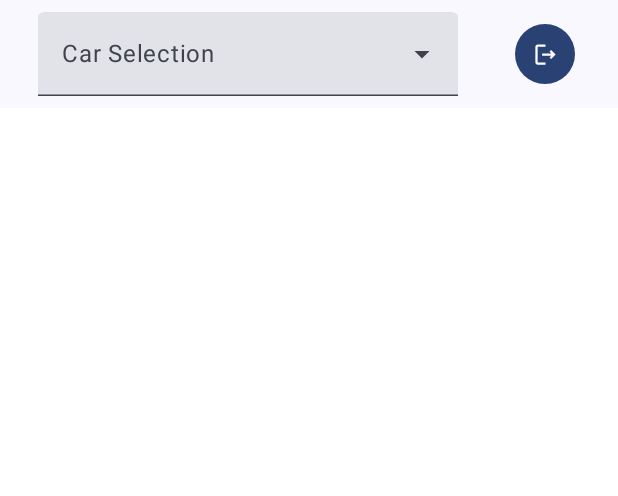
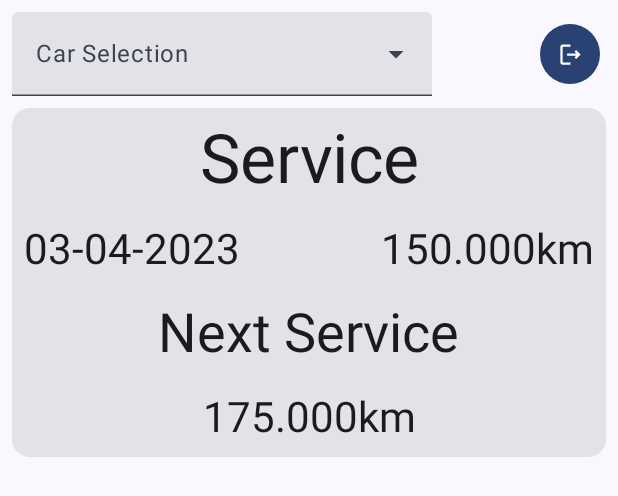
Before and after one commit to panosdim/car-maintenance, an Android app built with Jetpack Compose: the @Preview function DefaultPreview, on a phone screen of 412 x 824 dp. Shown: the top 496 px of the screen. Run offline under Robolectric (Android 15) with nearby library versions, the phone set to English and light mode, and no system bars; our stand-ins replace Firebase (no records; nobody signed in at launch, a user with empty details on screens opened directly); libraries missing offline, so code that uses them is left out: com.firebase.ui.

Commit message:
Keep UI state to ViewModel

```diff
--- a/app/build.gradle
+++ b/app/build.gradle
@@ -2,6 +2,7 @@ plugins {
     id 'com.android.application'
     id 'org.jetbrains.kotlin.android'
     id 'com.google.gms.google-services'
+    id 'kotlin-parcelize'
 }
 
 android {
--- a/app/src/main/java/com/panosdim/carmaintenance/App.kt
+++ b/app/src/main/java/com/panosdim/carmaintenance/App.kt
@@ -1,11 +1,10 @@
 package com.panosdim.carmaintenance
 
+import androidx.compose.ui.unit.dp
 import com.google.firebase.auth.FirebaseAuth
 import com.google.firebase.database.FirebaseDatabase
 
-enum class MSG(val message: String) {
-    ITEM("com.panosdim.maintenance.item")
-}
+val padding = 8.dp
 
 var user = FirebaseAuth.getInstance().currentUser
 val database = FirebaseDatabase.getInstance()
--- a/app/src/main/java/com/panosdim/carmaintenance/MainActivity.kt
+++ b/app/src/main/java/com/panosdim/carmaintenance/MainActivity.kt
@@ -8,10 +8,15 @@ import androidx.compose.foundation.layout.*
 import androidx.compose.material3.MaterialTheme
 import androidx.compose.material3.Surface
 import androidx.compose.runtime.Composable
+import androidx.compose.runtime.collectAsState
+import androidx.compose.runtime.getValue
 import androidx.compose.ui.Alignment
 import androidx.compose.ui.Modifier
 import androidx.compose.ui.tooling.preview.Preview
 import androidx.compose.ui.unit.dp
+import com.panosdim.carmaintenance.model.Car
+import com.panosdim.carmaintenance.model.Service
+import com.panosdim.carmaintenance.ui.CarDetails
 import com.panosdim.carmaintenance.ui.CarSelection
 import com.panosdim.carmaintenance.ui.SignOut
 import com.panosdim.carmaintenance.ui.theme.CarMaintenanceTheme
@@ -19,23 +24,33 @@ import com.panosdim.carmaintenance.ui.theme.CarMaintenanceTheme
 class MainActivity : ComponentActivity() {
     override fun onCreate(savedInstanceState: Bundle?) {
         super.onCreate(savedInstanceState)
-        val carsViewModel by viewModels<MainViewModel>()
+        val viewModel by viewModels<MainViewModel>()
 
         setContent {
+            val selectedCar by viewModel.selectedCar.collectAsState()
+
             CarMaintenanceTheme {
                 Surface(
-                    modifier = Modifier.fillMaxWidth(),
+                    modifier = Modifier.fillMaxSize(),
                     color = MaterialTheme.colorScheme.background
+                ) {
+                    Column(
+                        modifier = Modifier
+                            .fillMaxHeight()
+                            .padding(padding)
                     ) {
                         Row(
                             modifier = Modifier
-                            .padding(8.dp)
+                                .fillMaxWidth()
                                 .height(IntrinsicSize.Min),
-                        horizontalArrangement = Arrangement.SpaceAround,
+                            horizontalArrangement = Arrangement.SpaceBetween,
                             verticalAlignment = Alignment.CenterVertically
                         ) {
-                        CarSelection(carsViewModel)
+                            CarSelection(viewModel)
                             SignOut()
+                        }
+                        Spacer(Modifier.size(padding))
+                        CarDetails(selectedCar)
                     }
                 }
             }
@@ -47,22 +62,36 @@ class MainActivity : ComponentActivity() {
 @Composable
 fun DefaultPreview() {
     val carsViewModel = MainViewModel()
+    val padding = 8.dp
+
+    val selectedCar = Car(
+        name = "Test Car",
+        service = Service(date = "03-04-2023", odometer = "150.000km", nextService = "175.000km")
+    )
+
     CarMaintenanceTheme {
-        // A surface container using the 'background' color from the theme
         Surface(
-            modifier = Modifier.fillMaxWidth(),
+            modifier = Modifier.fillMaxSize(),
             color = MaterialTheme.colorScheme.background
+        ) {
+            Column(
+                modifier = Modifier
+                    .fillMaxHeight()
+                    .padding(padding)
             ) {
                 Row(
                     modifier = Modifier
-                    .padding(8.dp)
+                        .fillMaxWidth()
                         .height(IntrinsicSize.Min),
-                horizontalArrangement = Arrangement.SpaceAround,
+                    horizontalArrangement = Arrangement.SpaceBetween,
                     verticalAlignment = Alignment.CenterVertically
                 ) {
                     CarSelection(carsViewModel)
                     SignOut()
                 }
+                Spacer(Modifier.size(padding))
+                CarDetails(selectedCar)
             }
         }
     }
+}
--- a/app/src/main/java/com/panosdim/carmaintenance/MainViewModel.kt
+++ b/app/src/main/java/com/panosdim/carmaintenance/MainViewModel.kt
@@ -2,13 +2,23 @@ package com.panosdim.carmaintenance
 
 import androidx.lifecycle.ViewModel
 import com.panosdim.carmaintenance.model.Car
+import kotlinx.coroutines.flow.MutableStateFlow
+import kotlinx.coroutines.flow.StateFlow
+import kotlinx.coroutines.flow.asStateFlow
 
 class MainViewModel : ViewModel() {
     private val repository = Repository()
     val cars = repository.getCars()
-    var selectedCar: Car? = null
+
+    private val _selectedCar = MutableStateFlow<Car?>(null)
+    val selectedCar: StateFlow<Car?> = _selectedCar.asStateFlow()
+
 
     fun addNewCar(car: Car) {
         repository.addNewCar(car)
     }
+
+    fun changeSelectedCar(selectedCar: Car) {
+        _selectedCar.value = selectedCar
+    }
 }
--- a/app/src/main/java/com/panosdim/carmaintenance/model/Car.kt
+++ b/app/src/main/java/com/panosdim/carmaintenance/model/Car.kt
@@ -1,6 +1,12 @@
 package com.panosdim.carmaintenance.model
 
+import android.os.Parcelable
+import kotlinx.parcelize.Parcelize
+
+
+@Parcelize
 data class Car(
     var id: String? = null,
     var name: String = "",
-)
+    var service: Service = Service()
+) : Parcelable
--- /dev/null
+++ b/app/src/main/java/com/panosdim/carmaintenance/model/Service.kt
@@ -0,0 +1,8 @@
+package com.panosdim.carmaintenance.model
+
+import android.os.Parcelable
+import kotlinx.parcelize.Parcelize
+
+@Parcelize
+data class Service(var date: String = "", var odometer: String = "", var nextService: String = "") :
+    Parcelable
--- /dev/null
+++ b/app/src/main/java/com/panosdim/carmaintenance/ui/CarDetails.kt
@@ -0,0 +1,27 @@
+package com.panosdim.carmaintenance.ui
+
+import androidx.compose.foundation.layout.Column
+import androidx.compose.runtime.Composable
+import androidx.compose.ui.tooling.preview.Preview
+import com.panosdim.carmaintenance.model.Car
+import com.panosdim.carmaintenance.model.Service
+import com.panosdim.carmaintenance.ui.theme.CarMaintenanceTheme
+
+@Composable
+fun CarDetails(selectedCar: Car?) {
+    Column {
+        ServiceCard(selectedCar)
+    }
+}
+
+@Preview(showBackground = true)
+@Composable
+fun CarDetailsPreview() {
+    val selectedCar = Car(
+        name = "Test Car",
+        service = Service(date = "03-04-2023", odometer = "150.000km", nextService = "175.000km")
+    )
+    CarMaintenanceTheme {
+        CarDetails(selectedCar)
+    }
+}
--- a/app/src/main/java/com/panosdim/carmaintenance/ui/CarSelection.kt
+++ b/app/src/main/java/com/panosdim/carmaintenance/ui/CarSelection.kt
@@ -19,7 +19,7 @@ fun CarSelection(viewModel: MainViewModel) {
 
     if (options.value.isNotEmpty() && selectedOptionText.isBlank()) {
         selectedOptionText = options.value[0].name
-        viewModel.selectedCar = options.value[0]
+        viewModel.changeSelectedCar(options.value[0])
     }
 
     ExposedDropdownMenuBox(
@@ -44,7 +44,7 @@ fun CarSelection(viewModel: MainViewModel) {
                     text = { Text(selectionOption.name) },
                     onClick = {
                         selectedOptionText = selectionOption.name
-                        viewModel.selectedCar = selectionOption
+                        viewModel.changeSelectedCar(selectionOption)
                         expanded = false
                     },
                     contentPadding = ExposedDropdownMenuDefaults.ItemContentPadding,
--- /dev/null
+++ b/app/src/main/java/com/panosdim/carmaintenance/ui/ServiceCard.kt
@@ -0,0 +1,82 @@
+package com.panosdim.carmaintenance.ui
+
+import androidx.compose.foundation.layout.*
+import androidx.compose.material3.Card
+import androidx.compose.material3.ExperimentalMaterial3Api
+import androidx.compose.material3.MaterialTheme
+import androidx.compose.material3.Text
+import androidx.compose.runtime.Composable
+import androidx.compose.ui.Alignment
+import androidx.compose.ui.Modifier
+import androidx.compose.ui.tooling.preview.Preview
+import com.panosdim.carmaintenance.model.Car
+import com.panosdim.carmaintenance.model.Service
+import com.panosdim.carmaintenance.padding
+import com.panosdim.carmaintenance.ui.theme.CarMaintenanceTheme
+
+
+@OptIn(ExperimentalMaterial3Api::class)
+@Composable
+fun ServiceCard(selectedCar: Car?) {
+    Card(
+        onClick = { /* Do something */ },
+        modifier = Modifier
+            .fillMaxWidth()
+    ) {
+        Column(modifier = Modifier.padding(padding)) {
+            Text(
+                "Service",
+                modifier = Modifier.align(Alignment.CenterHorizontally),
+                style = MaterialTheme.typography.displayMedium
+            )
+            Spacer(Modifier.padding(padding))
+            Row(
+                modifier = Modifier
+                    .fillMaxWidth()
+                    .height(IntrinsicSize.Min),
+                horizontalArrangement = Arrangement.SpaceBetween,
+                verticalAlignment = Alignment.CenterVertically
+            ) {
+                selectedCar?.service?.let {
+                    Text(
+                        it.date,
+                        style = MaterialTheme.typography.headlineMedium
+                    )
+                }
+                selectedCar?.service?.let {
+                    Text(
+                        it.odometer,
+                        style = MaterialTheme.typography.headlineMedium
+                    )
+                }
+            }
+            Spacer(Modifier.padding(padding))
+            Text(
+                "Next Service",
+                modifier = Modifier.align(Alignment.CenterHorizontally),
+                style = MaterialTheme.typography.displaySmall
+            )
+            Spacer(Modifier.padding(padding))
+            selectedCar?.service?.let {
+                Text(
+                    it.nextService,
+                    modifier = Modifier.align(Alignment.CenterHorizontally),
+                    style = MaterialTheme.typography.headlineMedium
+                )
+            }
+        }
+    }
+}
+
+@Preview(showBackground = true)
+@Composable
+fun ServiceCardPreview() {
+    val selectedCar = Car(
+        name = "Test Car",
+        service = Service(date = "03-04-2023", odometer = "150.000km", nextService = "175.000km")
+    )
+
+    CarMaintenanceTheme {
+        ServiceCard(selectedCar)
+    }
+}
```
Lines whose indentation alone changed are shown as unchanged.
